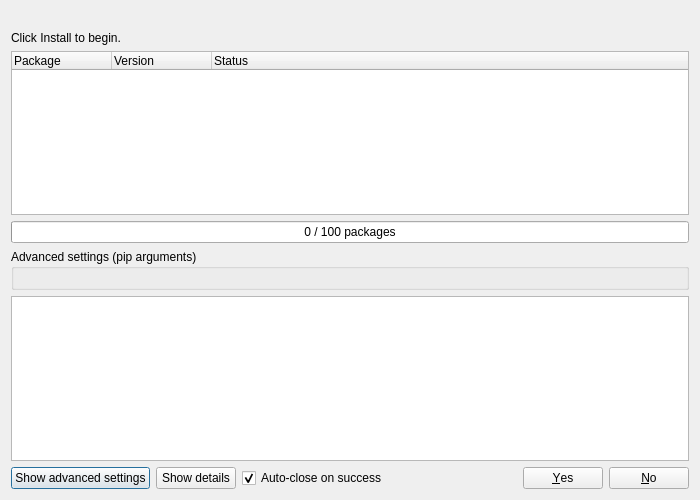
Old version of the form Modules/PythonInstallerUI/src/QmitkPipInstallDialog.ui in the repository MITK/MITK.
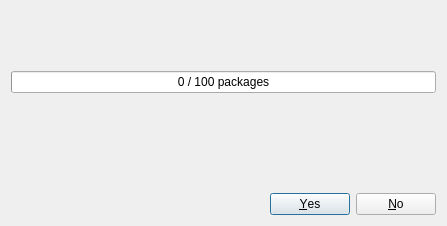
New version of the form.

Commit message:
Simplify install dialog, use std types in data structs
- Simplify QmitkPipInstallDialog for non-technical users: step
  counter, progress bar, per-package label with version
- Remove advanced settings, package tree, and details view
- Use std::string/std::vector in PipPackageInfo structs instead of Qt
  types
- Add PipInstallGroup initializer_list constructor for cleaner call
  sites

Diff of the .ui file:
```diff
--- a/Modules/PythonInstallerUI/src/QmitkPipInstallDialog.ui
+++ b/Modules/PythonInstallerUI/src/QmitkPipInstallDialog.ui
@@ -9,8 +9,8 @@
    <rect>
     <x>0</x>
     <y>0</y>
-    <width>700</width>
-    <height>500</height>
+    <width>447</width>
+    <height>226</height>
    </rect>
   </property>
   <property name="windowTitle">
@@ -33,50 +33,29 @@
      </property>
     </widget>
    </item>
+   <item>
+    <spacer name="verticalSpacer_2">
+     <property name="orientation">
+      <enum>Qt::Orientation::Vertical</enum>
+     </property>
+     <property name="sizeType">
+      <enum>QSizePolicy::Policy::Fixed</enum>
+     </property>
+     <property name="sizeHint" stdset="0">
+      <size>
+       <width>20</width>
+       <height>20</height>
+      </size>
+     </property>
+    </spacer>
+   </item>
    <item>
     <widget class="QLabel" name="statusLabel">
      <property name="text">
-      <string>Click Install to begin.</string>
+      <string/>
      </property>
     </widget>
    </item>
-   <item>
-    <widget class="QTreeWidget" name="packageTree">
-     <property name="rootIsDecorated">
-      <bool>false</bool>
-     </property>
-     <property name="uniformRowHeights">
-      <bool>true</bool>
-     </property>
-     <property name="itemsExpandable">
-      <bool>false</bool>
-     </property>
-     <property name="sortingEnabled">
-      <bool>false</bool>
-     </property>
-     <property name="headerHidden">
-      <bool>false</bool>
-     </property>
-     <property name="alternatingRowColors">
-      <bool>true</bool>
-     </property>
-     <column>
-      <property name="text">
-       <string>Package</string>
-      </property>
-     </column>
-     <column>
-      <property name="text">
-       <string>Version</string>
-      </property>
-     </column>
-     <column>
-      <property name="text">
-       <string>Status</string>
-      </property>
-     </column>
-    </widget>
-   </item>
    <item>
     <widget class="QProgressBar" name="progressBar">
      <property name="value">
@@ -94,86 +73,34 @@
     </widget>
    </item>
    <item>
-    <widget class="QGroupBox" name="advancedGroupBox">
-     <property name="title">
-      <string>Advanced settings (pip arguments)</string>
+    <widget class="QLabel" name="packageLabel">
+     <property name="text">
+      <string/>
      </property>
-     <layout class="QFormLayout" name="advancedFormLayout">
-     </layout>
     </widget>
    </item>
    <item>
-    <widget class="QTextEdit" name="detailsTextEdit">
-     <property name="undoRedoEnabled">
-      <bool>false</bool>
+    <spacer name="verticalSpacer">
+     <property name="orientation">
+      <enum>Qt::Orientation::Vertical</enum>
      </property>
-     <property name="readOnly">
-      <bool>true</bool>
-     </property>
-     <property name="minimumSize">
+     <property name="sizeHint" stdset="0">
       <size>
        <width>0</width>
-       <height>120</height>
+       <height>0</height>
       </size>
      </property>
-    </widget>
+    </spacer>
    </item>
    <item>
-    <layout class="QHBoxLayout" name="bottomLayout">
-     <item>
-      <widget class="QPushButton" name="advancedButton">
-       <property name="text">
-        <string>Show advanced settings</string>
-       </property>
-       <property name="checkable">
-        <bool>true</bool>
-       </property>
-      </widget>
-     </item>
-     <item>
-      <widget class="QPushButton" name="detailsButton">
-       <property name="text">
-        <string>Show details</string>
-       </property>
-       <property name="checkable">
-        <bool>true</bool>
-       </property>
-      </widget>
-     </item>
-     <item>
-      <widget class="QCheckBox" name="autoCloseCheckBox">
-       <property name="text">
-        <string>Auto-close on success</string>
-       </property>
-       <property name="checked">
-        <bool>true</bool>
-       </property>
-      </widget>
-     </item>
-     <item>
-      <spacer name="bottomSpacer">
-       <property name="orientation">
-        <enum>Qt::Orientation::Horizontal</enum>
-       </property>
-       <property name="sizeHint" stdset="0">
-        <size>
-         <width>40</width>
-         <height>20</height>
-        </size>
-       </property>
-      </spacer>
-     </item>
-     <item>
-      <widget class="QDialogButtonBox" name="buttonBox">
-       <property name="orientation">
-        <enum>Qt::Orientation::Horizontal</enum>
-       </property>
-       <property name="standardButtons">
-        <set>QDialogButtonBox::StandardButton::No|QDialogButtonBox::StandardButton::Yes</set>
-       </property>
-      </widget>
-     </item>
-    </layout>
+    <widget class="QDialogButtonBox" name="buttonBox">
+     <property name="orientation">
+      <enum>Qt::Orientation::Horizontal</enum>
+     </property>
+     <property name="standardButtons">
+      <set>QDialogButtonBox::StandardButton::No|QDialogButtonBox::StandardButton::Yes</set>
+     </property>
+    </widget>
    </item>
   </layout>
  </widget>
```
Left out of the diff: 10 changed lines with no effect on the pictures. The commit also changes 9 other files.
